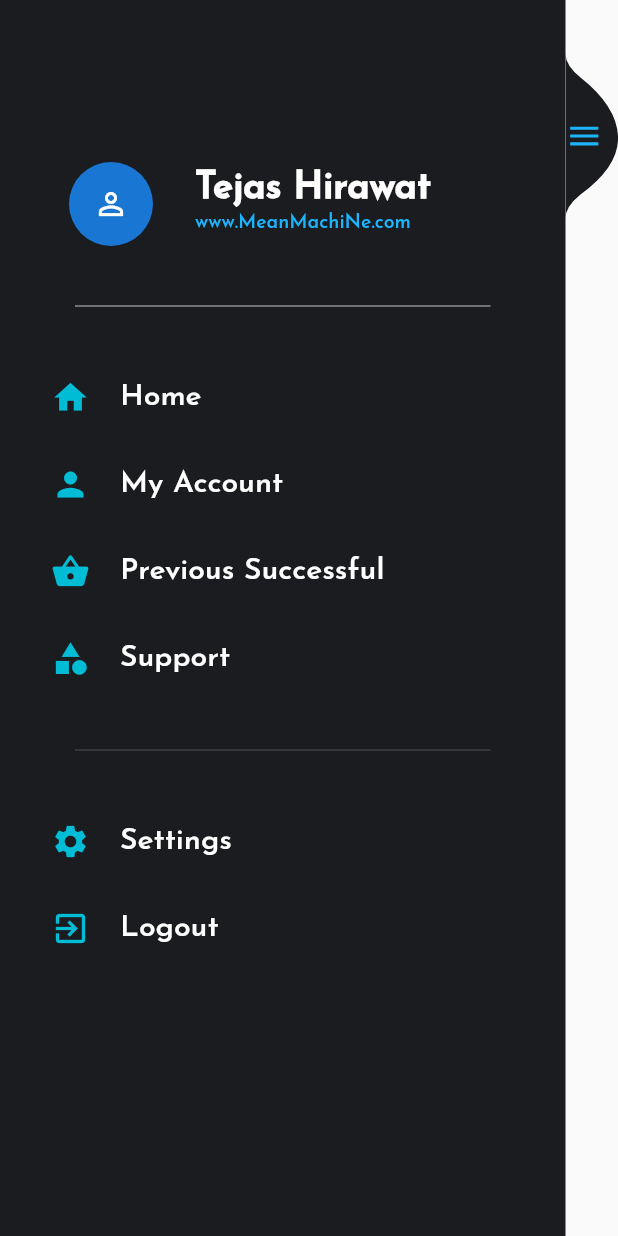
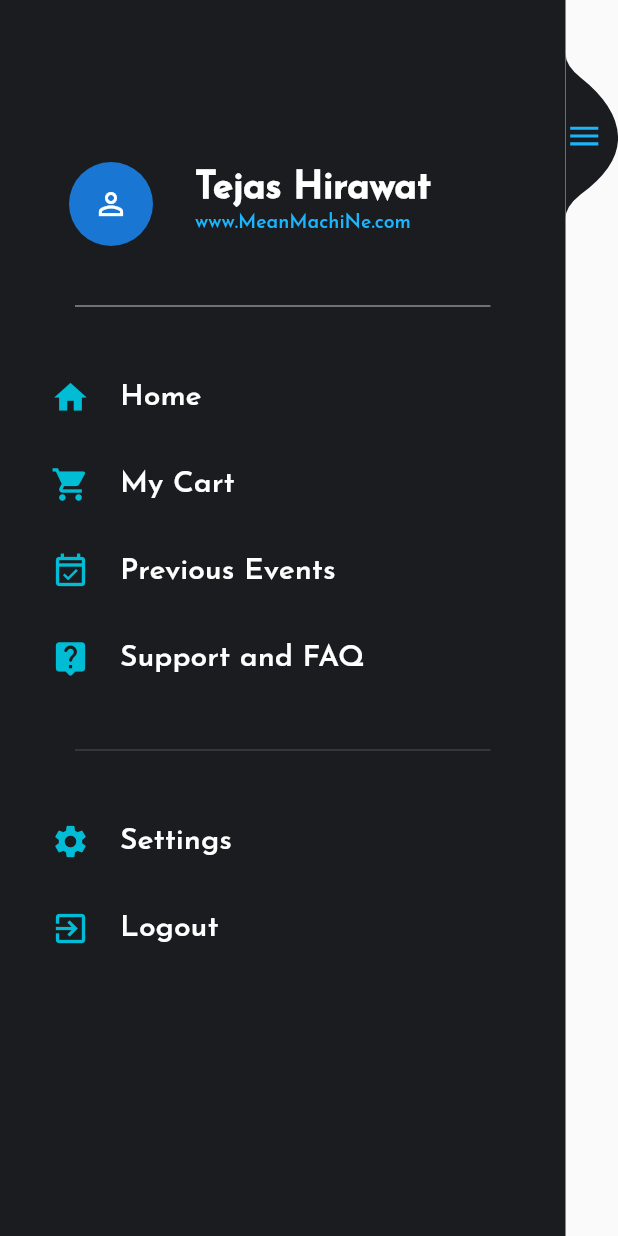
Before and after one commit to AATMA-HELMHOLTZ/Evento-App, a Flutter app: the SideBar widget shown alone on an empty page, opened directly, on a phone screen of 412 x 824 dp. Run offline on Flutter 3.47's test engine with Material 2 defaults, Android fonts, the phone set to English and light mode, and no system bars; our stand-ins replace bloc, flip_card, flutter_bloc, flutter_secure_storage, image_picker, logger and 3 more; accounts and stored records are empty.

Commit message:
Side bar Modified

```diff
--- a/lib/sidebar/sidebar.dart
+++ b/lib/sidebar/sidebar.dart
@@ -133,24 +133,24 @@ class _SideBarState extends State<SideBar> with SingleTickerProviderStateMixin<S
                         },
                       ),
                       MenuItem(
-                        icon: Icons.person,
-                        title: "My Account",
+                        icon: Icons.shopping_cart,
+                        title: "My Cart",
                         onTap: () {
                           onIconPressed();
                           BlocProvider.of<NavigationBloc>(context).add(NavigationEvents.MyAccountClickedEvent);
                         },
                       ),
                       MenuItem(
-                        icon: Icons.shopping_basket,
-                        title: "Previous Successful",
+                        icon: Icons.event_available_outlined,
+                        title: "Previous Events",
                         onTap: () {
                           onIconPressed();
                           BlocProvider.of<NavigationBloc>(context).add(NavigationEvents.SuggestionsClickedEvent);
                         },
                       ),
                       MenuItem(
-                        icon: Icons.category,
-                        title: "Support",
+                        icon: Icons.live_help_rounded,
+                        title: "Support and FAQ",
                       ),
                       Divider(
                         height: 64,
```
